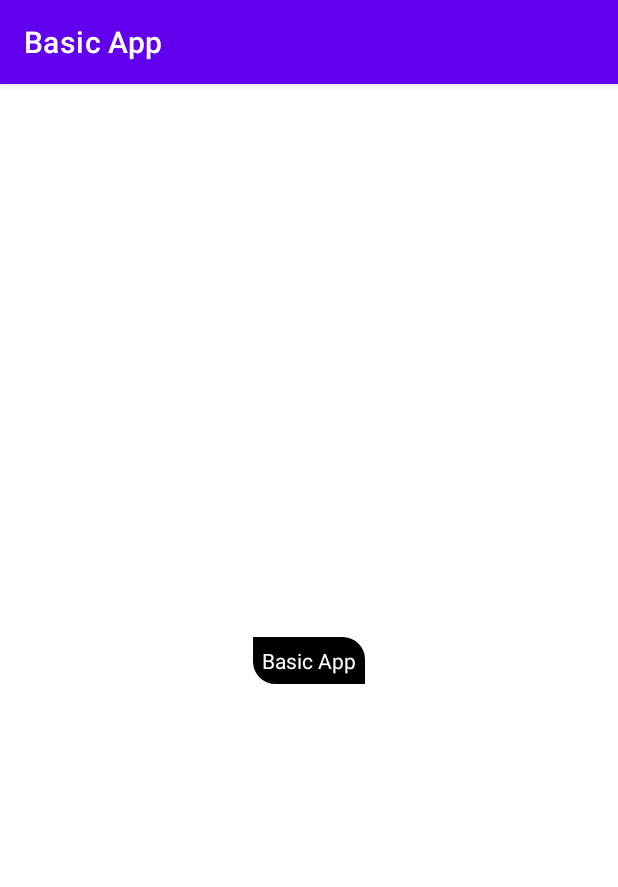
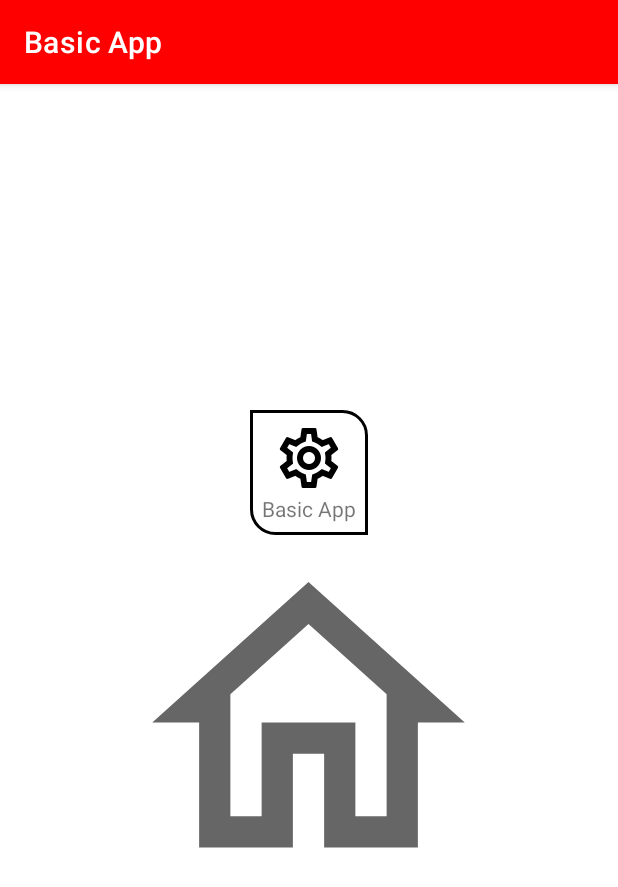
Before and after one commit to randomizerz/basicapp, an Android app: the RegistrationActivity screen opened directly, with no data from a screen before it, on a phone screen of 412 x 824 dp. Shown: the top 887 px of the screen. Run offline under Robolectric (Android 15) with nearby library versions, the phone set to English and light mode, and no system bars.

Commit message:
button style, theme primary color, vector asset, image asset.

```diff
--- /dev/null
+++ b/app/src/main/res/drawable/outline_home_24.xml
@@ -0,0 +1,10 @@
+<vector xmlns:android="http://schemas.android.com/apk/res/android"
+    android:width="24dp"
+    android:height="24dp"
+    android:viewportWidth="24"
+    android:viewportHeight="24"
+    android:tint="?attr/colorControlNormal">
+  <path
+      android:fillColor="@android:color/white"
+      android:pathData="M12,5.69l5,4.5V18h-2v-6H9v6H7v-7.81l5,-4.5M12,3L2,12h3v8h6v-6h2v6h6v-8h3L12,3z"/>
+</vector>
--- a/app/src/main/res/drawable/rect.xml
+++ b/app/src/main/res/drawable/rect.xml
@@ -8,8 +8,8 @@
         android:top="8dp" />
     <stroke
         android:width="2dp"
-        android:color="@color/white" />
-    <solid android:color="@color/black" />
+        android:color="@color/black" />
+    <solid android:color="@color/white" />
     <corners
         android:bottomLeftRadius="16dp"
         android:topRightRadius="16dp" />
--- a/app/src/main/res/layout/activity_main.xml
+++ b/app/src/main/res/layout/activity_main.xml
@@ -56,6 +56,7 @@
 
     <Button
         android:id="@+id/btn_register"
+        style="?attr/materialButtonOutlinedStyle"
         android:layout_width="0dp"
         android:layout_height="wrap_content"
         android:text="@string/register"
--- a/app/src/main/res/layout/activity_registration.xml
+++ b/app/src/main/res/layout/activity_registration.xml
@@ -1,18 +1,26 @@
 <?xml version="1.0" encoding="utf-8"?>
-<androidx.constraintlayout.widget.ConstraintLayout xmlns:android="http://schemas.android.com/apk/res/android"
+<LinearLayout xmlns:android="http://schemas.android.com/apk/res/android"
     xmlns:app="http://schemas.android.com/apk/res-auto"
     xmlns:tools="http://schemas.android.com/tools"
     android:layout_width="match_parent"
     android:layout_height="match_parent"
+    android:gravity="center"
+    android:orientation="vertical"
     tools:context=".RegistrationActivity">
 
-    <TextView android:background="@drawable/rect"
-        android:textColor="@color/white"
+    <TextView
         android:layout_width="wrap_content"
         android:layout_height="wrap_content"
+        android:background="@drawable/rect"
+        android:drawableTop="@drawable/outline_settings_black_48"
         android:text="@string/app_name"
         app:layout_constraintBottom_toBottomOf="parent"
         app:layout_constraintEnd_toEndOf="parent"
         app:layout_constraintStart_toStartOf="parent"
         app:layout_constraintTop_toTopOf="parent" />
-</androidx.constraintlayout.widget.ConstraintLayout>
+
+    <ImageView
+        android:layout_width="250dp"
+        android:layout_height="250dp"
+        android:src="@drawable/outline_home_24" />
+</LinearLayout>
--- a/app/src/main/res/values/colors.xml
+++ b/app/src/main/res/values/colors.xml
@@ -7,4 +7,6 @@
     <color name="teal_700">#FF018786</color>
     <color name="black">#FF000000</color>
     <color name="white">#FFFFFFFF</color>
+
+    <color name="red">#FFFF0000</color>
 </resources>
--- a/app/src/main/res/values/themes.xml
+++ b/app/src/main/res/values/themes.xml
@@ -2,7 +2,7 @@
     <!-- Base application theme. -->
     <style name="Theme.BasicApp" parent="Theme.MaterialComponents.DayNight.DarkActionBar">
         <!-- Primary brand color. -->
-        <item name="colorPrimary">@color/purple_500</item>
+        <item name="colorPrimary">@color/red</item>
         <item name="colorPrimaryVariant">@color/purple_700</item>
         <item name="colorOnPrimary">@color/white</item>
         <!-- Secondary brand color. -->
```
Also changed, not shown: app/src/main/res/drawable-hdpi/outline_settings_black_48.png (added), app/src/main/res/drawable-mdpi/outline_settings_black_48.png (added), app/src/main/res/drawable-xhdpi/outline_settings_black_48.png (added), app/src/main/res/drawable-xxhdpi/outline_settings_black_48.png (added), app/src/main/res/drawable-xxxhdpi/outline_settings_black_48.png (added).
